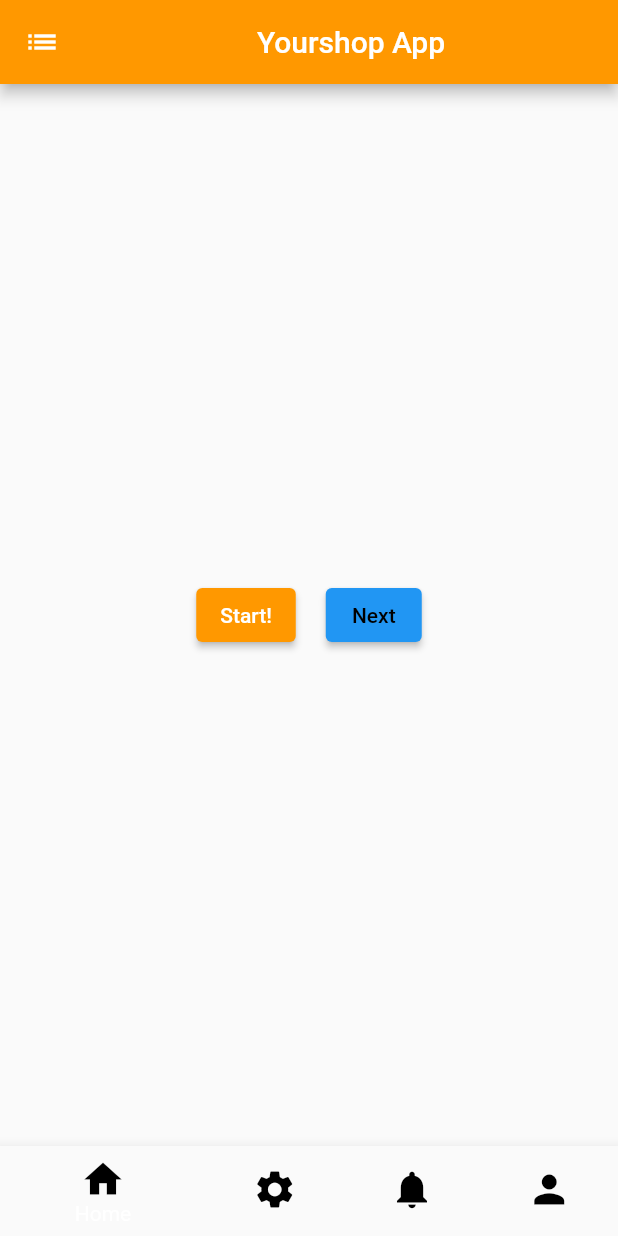
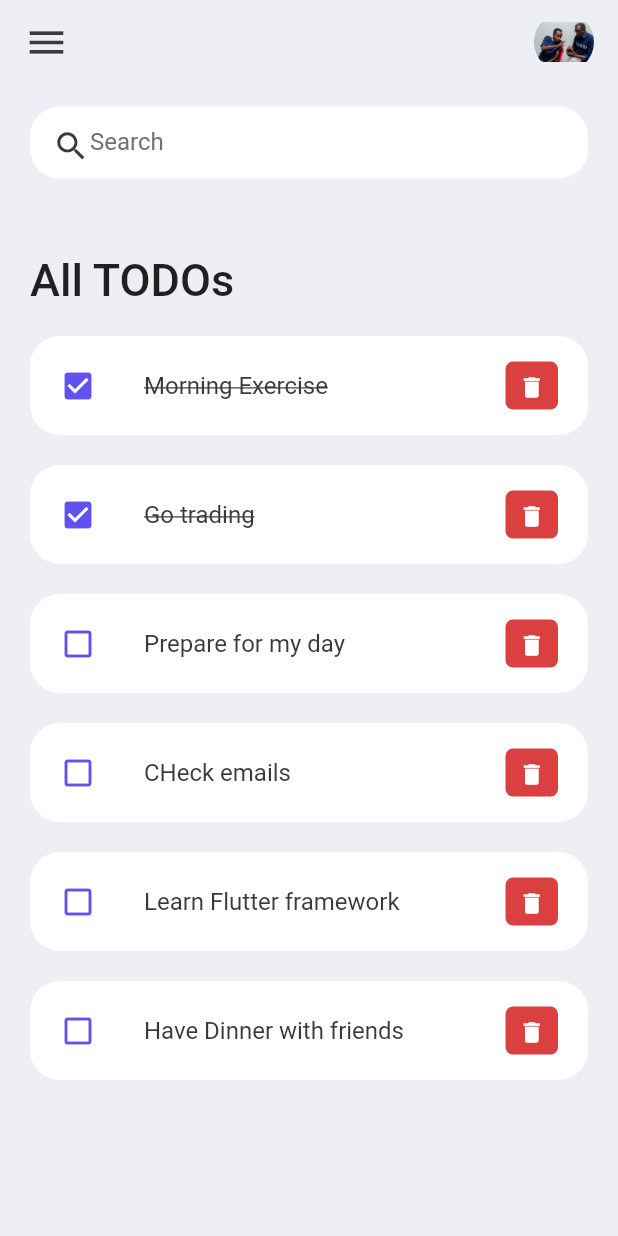
Before and after one commit to Knowledge832/Yourshop, a Flutter app: the screen it shows after launch, on a phone screen of 412 x 824 dp. Run offline on Flutter 3.47's test engine with Material 2 defaults, Android fonts, the phone set to English and light mode, and no system bars.

Commit message:
To Do list

```diff
--- a/lib/main.dart
+++ b/lib/main.dart
@@ -1,128 +1,20 @@
 import 'package:flutter/material.dart';
+
+import 'screens/home_screen.dart';
 
 void main() {
   runApp(const MyApp());
 }
 
-class MyApp extends StatefulWidget {
+class MyApp extends StatelessWidget {
   const MyApp({super.key});
-
-  @override
-  State<MyApp> createState() => _MyAppState();
-}
-
-class _MyAppState extends State<MyApp> {
-  String btnName = "Start!";
-  String btnName2 = "Next";
-  int currentIndex = 0;
 
   @override
   Widget build(BuildContext context) {
     return MaterialApp(
       debugShowCheckedModeBanner: false,
-      home: Scaffold(
-        appBar: AppBar(
-          title: Center(child: Text("Yourshop App")),
-          leading: const Icon(Icons.list),
-          backgroundColor: Colors.orange,
-        ),
-        body: Center(
-            child: currentIndex == 0
-                ? Container(
-                    width: double.infinity,
-                    height: double.infinity,
-                    child: Center(
-                      child: Row(
-                          mainAxisAlignment: MainAxisAlignment.center,
-                          crossAxisAlignment: CrossAxisAlignment.center,
-                          children: [
-                            ElevatedButton(
-                              style: ElevatedButton.styleFrom(
-                                foregroundColor: Colors.white,
-                                backgroundColor: Colors.orange,
-                              ),
-                              onPressed: () {
-                                setState(() {
-                                  btnName = "Been Clicked";
-                                });
-                              },
-                              child: Text(btnName),
-                            ),
-                            const SizedBox(
-                              height: 20,
-                              width: 20,
-                            ),
-                            ElevatedButton(
-                              style: ElevatedButton.styleFrom(
-                                foregroundColor: Colors.black,
-                                backgroundColor: Colors.blue,
-                              ),
-                              onPressed: () {
-                                setState(() {
-                                  btnName2 = "heelo";
-                                });
-                              },
-                              child: Text(btnName2),
-                            ),
-                          ]),
-                    ))
-                : currentIndex == 1
-                    ? Container(
-                        width: double.infinity,
-                        height: double.infinity,
-                        color: Colors.lightBlue,
-                        child: Image.asset('assets/images/sam.jpg'),
-                      )
-                    : Container(
-                        width: double.infinity,
-                        height: double.infinity,
-                        color: Color.fromARGB(255, 251, 226, 2),
-                        child: Image.asset('assets/images/papa.jpg'),
-                      )),
-        //backgroundColor: Colors.grey,
-
-        bottomNavigationBar: BottomNavigationBar(
-            items: const [
-              BottomNavigationBarItem(
-                label: "Home",
-                icon: Icon(
-                  Icons.home,
-                  color: Colors.black,
-                  size: 30.0,
-                ),
-              ),
-              BottomNavigationBarItem(
-                label: "Settings",
-                icon: Icon(
-                  Icons.settings,
-                  color: Colors.black,
-                  size: 30.0,
-                ),
-              ),
-              BottomNavigationBarItem(
-                label: "Notifications",
-                icon: Icon(
-                  Icons.notifications,
-                  color: Colors.black,
-                  size: 30.0,
-                ),
-              ),
-              BottomNavigationBarItem(
-                label: "Profile",
-                icon: Icon(
-                  Icons.person,
-                  color: Colors.black,
-                  size: 30.0,
-                ),
-              ),
-            ],
-            currentIndex: currentIndex,
-            onTap: (int index) {
-              setState(() {
-                currentIndex = index;
-              });
-            }),
-      ),
+      title: 'ToDo App',
+      home: Home(),
     );
   }
 }
--- /dev/null
+++ b/lib/model/todo.dart
@@ -0,0 +1,30 @@
+class ToDo {
+  String? id;
+  String? todoText;
+  bool isDone;
+
+  ToDo({required this.id, required this.todoText, this.isDone = false});
+
+  static List<ToDo> todoList() {
+    return [
+      ToDo(id: '01', todoText: 'Morning Exercise', isDone: true),
+      ToDo(id: '02', todoText: 'Go trading', isDone: true),
+      ToDo(
+        id: '03',
+        todoText: 'Prepare for my day',
+      ),
+      ToDo(
+        id: '04',
+        todoText: 'CHeck emails',
+      ),
+      ToDo(
+        id: '05',
+        todoText: 'Learn Flutter framework',
+      ),
+      ToDo(
+        id: '06',
+        todoText: 'Have Dinner with friends',
+      ),
+    ];
+  }
+}
--- /dev/null
+++ b/lib/screens/home_screen.dart
@@ -0,0 +1,168 @@
+import 'package:flutter/material.dart';
+import 'package:flutter_first_app/widgets/todo_item.dart';
+import '../model/todo.dart';
+import '../utils/colors.dart';
+
+class Home extends StatefulWidget {
+  const Home({super.key});
+
+  @override
+  State<Home> createState() => _HomeState();
+}
+
+class _HomeState extends State<Home> {
+  final todoList = ToDo.todoList();
+  List<ToDo> _foundToDo = [];
+  final _todoController = TextEditingController();
+
+  @override
+  void initState() {
+    _foundToDo = todoList;
+    super.initState();
+  }
+
+  @override
+  Widget build(BuildContext context) {
+    return Scaffold(
+      backgroundColor: tdBGColor,
+      appBar: _buildAppBar(),
+      body: Stack(
+        children: [
+          Container(
+            padding: const EdgeInsets.symmetric(vertical: 15, horizontal: 20),
+            child: Column(children: [
+              searchBox(),
+              Expanded(
+                child: Container(
+                  margin: const EdgeInsets.only(
+                    bottom: 60,
+                  ),
+                  child: ListView(
+                    children: [
+                      Container(
+                        margin: const EdgeInsets.only(
+                          top: 50,
+                          bottom: 20,
+                        ),
+                        child: const Text(
+                          "All TODOs",
+                          style: TextStyle(
+                            fontSize: 30,
+                            fontWeight: FontWeight.w500,
+                          ),
+                        ),
+                      ),
+                      for (ToDo todoo in _foundToDo)
+                        ToDoItem(
+                          todo: todoo,
+                          onToDoChanged: _handleToDoChanged,
+                          onDeleteItem: _deleteToDoItem,
+                        ),
+                    ],
+                  ),
+                ),
+              )
+            ]),
+          ),
+          Align(
+            alignment: Alignment.bottomCenter,
+            child: Row(children: [
+              Expanded(
+                child: Container(
+                  margin: const EdgeInsets.only(
+                    bottom: 20,
+                    right: 20,
+                    left: 20,
+                  ),
+                  padding: const EdgeInsets.symmetric(
+                    vertical: 5,
+                    horizontal: 20,
+                  ),
+                ),
+              )
+            ]),
+          )
+        ],
+      ),
+    );
+  }
+
+  //Handle when the check box is clicked
+  void _handleToDoChanged(ToDo todo) {
+    setState(() {
+      todo.isDone = !todo.isDone;
+    });
+  }
+
+  void _deleteToDoItem(String id) {
+    setState(() {
+      todoList.removeWhere((item) => item.id == id);
+    });
+  }
+
+  //Handle search Filter
+  void _runfilter(String enteredKeyword) {
+    List<ToDo> result = [];
+    if (enteredKeyword.isEmpty) {
+      result = todoList;
+    } else {
+      result = todoList
+          .where((item) => item.todoText!
+              .toLowerCase()
+              .contains(enteredKeyword.toLowerCase()))
+          .toList();
+    }
+  }
+
+  //Create search input widget
+  Widget searchBox() {
+    return Container(
+      padding: EdgeInsets.symmetric(horizontal: 15),
+      decoration: BoxDecoration(
+        color: Colors.white,
+        borderRadius: BorderRadius.circular(20),
+      ),
+      child: TextField(
+        onChanged: (value) => _runfilter(value),
+        decoration: const InputDecoration(
+          contentPadding: EdgeInsets.all(0),
+          prefixIcon: Icon(
+            Icons.search,
+            color: tdBlack,
+            size: 25,
+          ),
+          prefixIconConstraints: BoxConstraints(
+            maxHeight: 20,
+            maxWidth: 25,
+          ),
+          border: InputBorder.none,
+          hintText: "Search",
+          hintStyle: TextStyle(color: tdGrey),
+        ),
+      ),
+    );
+  }
+
+  //Here we are creating the app bar widget
+  AppBar _buildAppBar() {
+    return AppBar(
+      backgroundColor: tdBGColor,
+      elevation: 0,
+      title: Row(mainAxisAlignment: MainAxisAlignment.spaceBetween, children: [
+        const Icon(
+          Icons.menu,
+          color: tdBlack,
+          size: 30,
+        ),
+        Container(
+          height: 40,
+          width: 40,
+          child: ClipRRect(
+            borderRadius: BorderRadius.circular(40),
+            child: Image.asset('assets/images/sam.jpg'),
+          ),
+        )
+      ]),
+    );
+  }
+}
--- /dev/null
+++ b/lib/screens/temp.dart
@@ -0,0 +1,124 @@
+import 'package:flutter/material.dart';
+
+class MyApp extends StatefulWidget {
+  const MyApp({super.key});
+
+  @override
+  State<MyApp> createState() => _MyAppState();
+}
+
+class _MyAppState extends State<MyApp> {
+  String btnName = "Start!";
+  String btnName2 = "Next";
+  int currentIndex = 0;
+
+  @override
+  Widget build(BuildContext context) {
+    return MaterialApp(
+      debugShowCheckedModeBanner: false,
+      home: Scaffold(
+        appBar: AppBar(
+          title: Center(child: Text("Yourshop App")),
+          leading: const Icon(Icons.list),
+          backgroundColor: Colors.orange,
+        ),
+        body: Center(
+            child: currentIndex == 0
+                ? Container(
+                    width: double.infinity,
+                    height: double.infinity,
+                    child: Center(
+                      child: Row(
+                          mainAxisAlignment: MainAxisAlignment.center,
+                          crossAxisAlignment: CrossAxisAlignment.center,
+                          children: [
+                            ElevatedButton(
+                              style: ElevatedButton.styleFrom(
+                                foregroundColor: Colors.white,
+                                backgroundColor: Colors.orange,
+                              ),
+                              onPressed: () {
+                                setState(() {
+                                  btnName = "Been Clicked";
+                                });
+                              },
+                              child: Text(btnName),
+                            ),
+                            const SizedBox(
+                              height: 20,
+                              width: 20,
+                            ),
+                            ElevatedButton(
+                              style: ElevatedButton.styleFrom(
+                                foregroundColor: Colors.black,
+                                backgroundColor: Colors.blue,
+                              ),
+                              onPressed: () {
+                                setState(() {
+                                  btnName2 = "heelo";
+                                });
+                              },
+                              child: Text(btnName2),
+                            ),
+                          ]),
+                    ))
+                : currentIndex == 1
+                    ? Container(
+                        width: double.infinity,
+                        height: double.infinity,
+                        color: Colors.lightBlue,
+                        child: Image.asset('assets/images/sam.jpg'),
+                      )
+                    : Container(
+                        width: double.infinity,
+                        height: double.infinity,
+                        color: Color.fromARGB(255, 251, 226, 2),
+                        child: Image.asset('assets/images/papa.jpg'),
+                      )),
+        //backgroundColor: Colors.grey,
+
+        bottomNavigationBar: BottomNavigationBar(
+            items: const [
+              BottomNavigationBarItem(
+                label: "Home",
+                icon: Icon(
+                  Icons.home,
+                  color: Colors.black,
+                  size: 30.0,
+                ),
+              ),
+              BottomNavigationBarItem(
+                label: "Settings",
+                icon: Icon(
+                  Icons.settings,
+                  color: Colors.black,
+                  size: 30.0,
+                ),
+              ),
+              BottomNavigationBarItem(
+                label: "Notifications",
+                icon: Icon(
+                  Icons.notifications,
+                  color: Colors.black,
+                  size: 30.0,
+                ),
+              ),
+              BottomNavigationBarItem(
+                label: "Profile",
+                icon: Icon(
+                  Icons.person,
+                  color: Colors.black,
+                  size: 30.0,
+                ),
+              ),
+            ],
+            currentIndex: currentIndex,
+            onTap: (int index) {
+              setState(() {
+                currentIndex = index;
+              });
+            }),
+      ),
+    );
+  }
+}
--- /dev/null
+++ b/lib/utils/colors.dart
@@ -0,0 +1,11 @@
+import 'package:flutter/material.dart';
+
+const Color tdRed = Color(0xFFDA4040);
+
+const Color tdBlack = Color(0xFF3A3A3A);
+
+const Color tdBlue = Color(0xFF5F52EE);
+
+const Color tdGrey = Color(0xFF717171);
+
+const Color tdBGColor = Color(0xFFEEEFF5);
--- /dev/null
+++ b/lib/widgets/todo_item.dart
@@ -0,0 +1,64 @@
+import 'package:flutter/material.dart';
+import 'package:flutter_first_app/utils/colors.dart';
+import '../model/todo.dart';
+
+class ToDoItem extends StatelessWidget {
+  final ToDo todo;
+  final onToDoChanged;
+  final onDeleteItem;
+
+  const ToDoItem(
+      {Key? key, required this.todo, this.onToDoChanged, this.onDeleteItem})
+      : super(key: key);
+
+  @override
+  Widget build(BuildContext context) {
+    return Container(
+      margin: EdgeInsets.only(bottom: 20),
+      child: ListTile(
+        onTap: () {
+          // print("Click on the to do item");
+          onToDoChanged(todo);
+        },
+        shape: RoundedRectangleBorder(
+          borderRadius: BorderRadius.circular(20),
+        ),
+        tileColor: Colors.white,
+        contentPadding: EdgeInsets.symmetric(
+          horizontal: 20,
+          vertical: 5,
+        ),
+        leading: Icon(
+          todo.isDone ? Icons.check_box : Icons.check_box_outline_blank,
+          color: tdBlue,
+        ),
+        title: Text(
+          todo.todoText!,
+          style: TextStyle(
+              fontSize: 16,
+              color: tdBlack,
+              decoration: todo.isDone ? TextDecoration.lineThrough : null),
+        ),
+        trailing: Container(
+          padding: const EdgeInsets.all(0),
+          margin: const EdgeInsets.symmetric(vertical: 12),
+          height: 35,
+          width: 35,
+          decoration: BoxDecoration(
+            color: tdRed,
+            borderRadius: BorderRadius.circular(5),
+          ),
+          child: IconButton(
+            color: Colors.white,
+            iconSize: 18,
+            icon: const Icon(Icons.delete),
+            onPressed: () {
+              // print('deleted');
+              onDeleteItem(todo.id);
+            },
+          ),
+        ),
+      ),
+    );
+  }
+}
```
Also changed, not shown: 1 other file.
